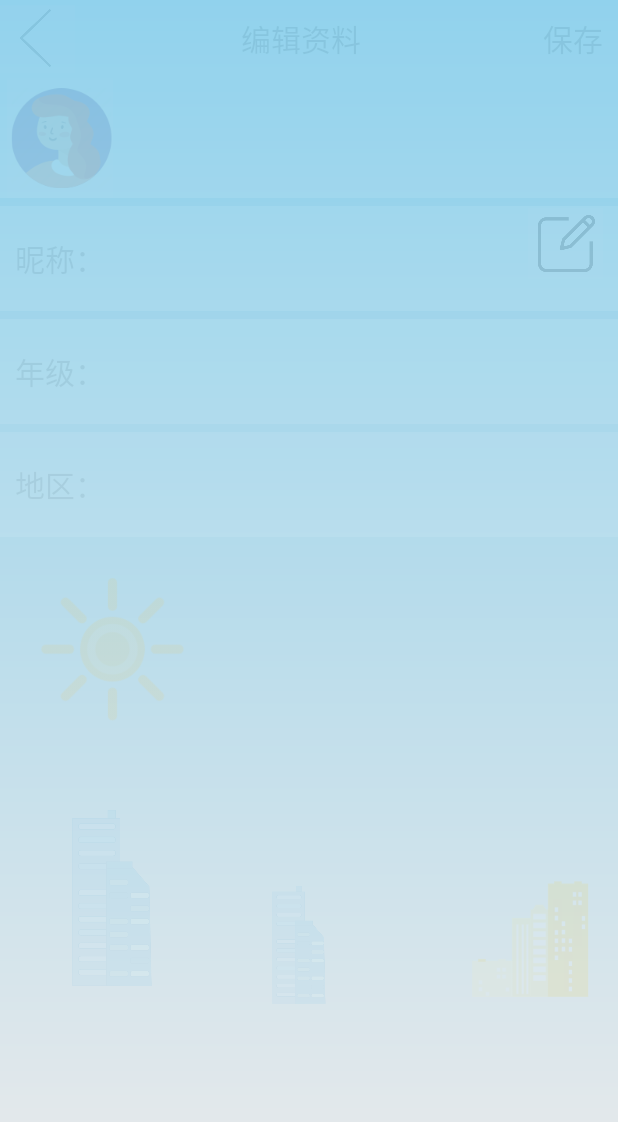
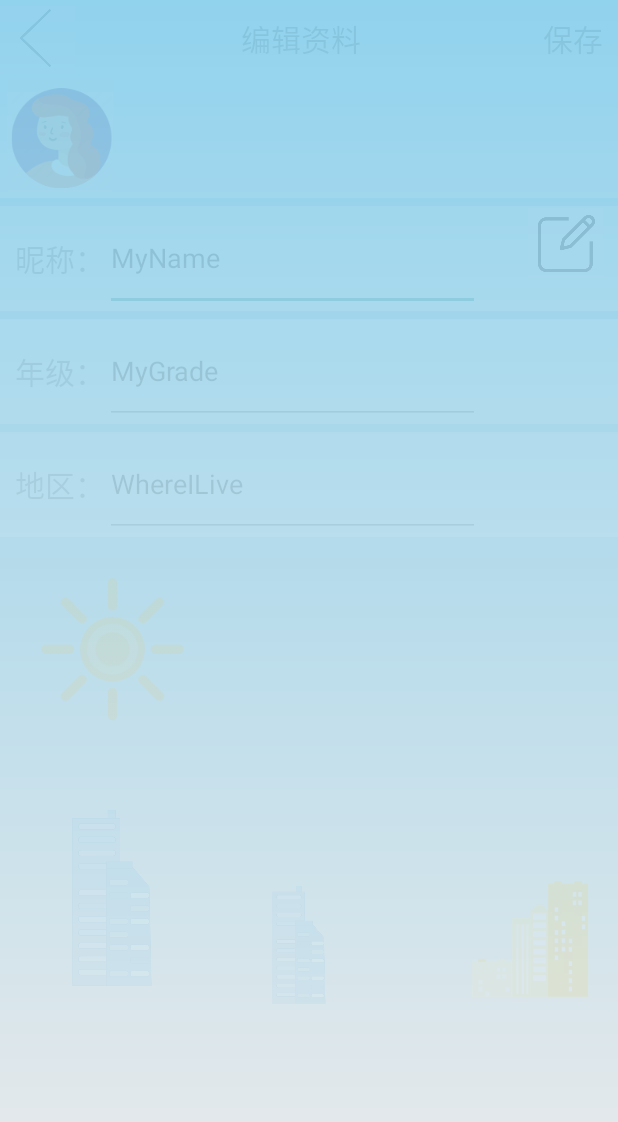
Before and after one commit to Weeb-killer/WeTestAdvanced, an Android app: the EditActivity screen opened directly, with no data from a screen before it, on a phone screen of 412 x 824 dp. Shown: the top 1122 px of the screen. Run offline under Robolectric (Android 15) with nearby library versions, the phone set to English and light mode, and no system bars.

Commit message:
用户上传头像

```diff
--- a/app/src/main/AndroidManifest.xml
+++ b/app/src/main/AndroidManifest.xml
@@ -158,5 +158,6 @@
     </application>
 
     <uses-permission android:name="android.permission.WRITE_EXTERNAL_STORAGE" />
+    <uses-permission android:name="android.permission.READ_EXTERNAL_STORAGE"/>
 
 </manifest>
--- a/app/src/main/java/com/example/cognitive_diagnosis_app/Chapter1_1Activity.java
+++ b/app/src/main/java/com/example/cognitive_diagnosis_app/Chapter1_1Activity.java
@@ -118,7 +118,7 @@ public class Chapter1_1Activity extends Activity {
                             values.put("correct_ot",stacklist.get(i).answer);
                             values.put("explanation",stacklist.get(i).explaination);
 
-                            db.insert("cuotiku",null,values);
+                            db.insert("anothercuotiku",null,values);
                         }
 
                     }
@@ -149,7 +149,7 @@ public class Chapter1_1Activity extends Activity {
                                         wrongMode=true;
                                         List<question> newList=new ArrayList<question>();
                                         //将错误题目复制到newList中
-                                        for(int i=wrongList.size()-2;i< wrongList.size();i++){ //减几就是这个题库的大小
+                                        for(int i=stacklist.size();i< wrongList.size();i++){
                                             newList.add(stacklist.get(wrongList.get(i)));
                                         }
 //
--- a/app/src/main/java/com/example/cognitive_diagnosis_app/Chapter1_2Activity.java
+++ b/app/src/main/java/com/example/cognitive_diagnosis_app/Chapter1_2Activity.java
@@ -115,7 +115,7 @@ public class Chapter1_2Activity extends Activity {
                             values.put("correct_ot",queuelist.get(i).answer);
                             values.put("explanation",queuelist.get(i).explaination);
 
-                            db.insert("cuotiku",null,values);
+                            db.insert("anothercuotiku",null,values);
                         }
 
                     }
--- a/app/src/main/java/com/example/cognitive_diagnosis_app/QueueDBService.java
+++ b/app/src/main/java/com/example/cognitive_diagnosis_app/QueueDBService.java
@@ -53,7 +53,7 @@ public class QueueDBService {
     @SuppressLint("Range")
     public List<question> getwrongQuestion(){
         List<question> list=new ArrayList<question>();
-        Cursor cursor=db.rawQuery("select * from cuotiku",null);
+        Cursor cursor=db.rawQuery("select * from anothercuotiku",null);
 
         if(cursor.getCount()>0){
             cursor.moveToFirst();
--- a/app/src/main/java/com/example/cognitive_diagnosis_app/StackDBService.java
+++ b/app/src/main/java/com/example/cognitive_diagnosis_app/StackDBService.java
@@ -43,7 +43,6 @@ public class StackDBService {
                 ques.selectedAnswer=-1;
                 list.add(ques);
 
-
             }
         }
         return list;
@@ -53,7 +52,7 @@ public class StackDBService {
     @SuppressLint("Range")
     public List<question> getwrongQuestion(){
         List<question> list=new ArrayList<question>();
-        Cursor cursor=db.rawQuery("select * from cuotiku",null);
+        Cursor cursor=db.rawQuery("select * from anothercuotiku",null);
 
         if(cursor.getCount()>0){
             cursor.moveToFirst();
--- a/app/src/main/res/layout/activity_edit.xml
+++ b/app/src/main/res/layout/activity_edit.xml
@@ -46,11 +46,13 @@
 
     <LinearLayout
         android:id="@+id/second"
+        android:onClick="ChageClick"
         android:layout_width="match_parent"
         android:layout_height="80dp"
         android:orientation="horizontal"
         android:background="@color/skyblue">
         <ImageView
+            android:id="@+id/avatar"
             android:layout_width="80dp"
             android:layout_height="80dp"
             android:src="@drawable/img_12"></ImageView>
@@ -88,6 +90,14 @@
             android:src="@drawable/edit"
             android:layout_alignParentRight="true"
             ></ImageView>
+
+            <EditText
+                android:id="@+id/Myname"
+                android:layout_width="250dp"
+                android:layout_height="70dp"
+                android:ems="10"
+                android:inputType="text"
+                android:text="MyName" />
         </RelativeLayout>
     </LinearLayout>
 
@@ -104,6 +114,13 @@
             android:textSize="20dp"
             android:layout_gravity="center"
             android:layout_marginLeft="10dp"></TextView>
+        <EditText
+            android:id="@+id/MyGrade"
+            android:layout_width="250dp"
+            android:layout_height="70dp"
+            android:ems="10"
+            android:inputType="text"
+            android:text="MyGrade" />
     </LinearLayout>
 
     <LinearLayout
@@ -119,6 +136,13 @@
             android:textSize="20dp"
             android:layout_gravity="center"
             android:layout_marginLeft="10dp"></TextView>
+        <EditText
+            android:id="@+id/MyPlace"
+            android:layout_width="250dp"
+            android:layout_height="70dp"
+            android:ems="10"
+            android:inputType="text"
+            android:text="WhereILive" />
     </LinearLayout>
 
     <ImageView
```
Also changed, not shown: app/src/main/java/com/example/cognitive_diagnosis_app/EditActivity.java (+26 -0 lines), app/src/main/res/layout/activity_userpage.xml (+2 -12 lines), 1 other file.
